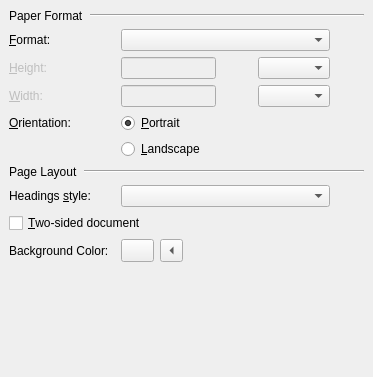
cburschka/lyx, file src/frontends/qt4/ui/PageLayoutUi.ui: the form before one commit.
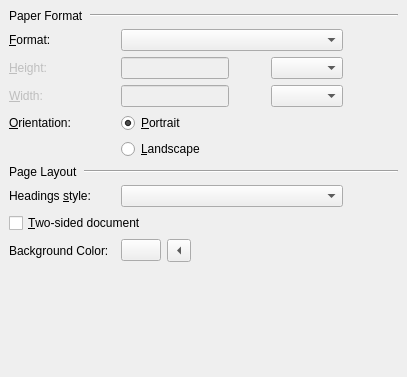
The form after the commit. Custom widgets are drawn as their Qt base class.

Commit message: Change button type for proper color in linux

Patch:
```diff
--- a/src/frontends/qt4/ui/PageLayoutUi.ui
+++ b/src/frontends/qt4/ui/PageLayoutUi.ui
@@ -1,12 +1,12 @@
 <?xml version="1.0" encoding="UTF-8"?>
 <ui version="4.0">
  <class>PageLayoutUi</class>
- <widget class="QWidget" name="PageLayoutUi">
-  <property name="geometry">
+ <widget class="QWidget" name="PageLayoutUi" >
+  <property name="geometry" >
    <rect>
     <x>0</x>
     <y>0</y>
-    <width>373</width>
+    <width>407</width>
     <height>377</height>
    </rect>
   </property>
@@ -282,20 +282,8 @@
    <item row="9" column="5" colspan="2">
     <layout class="QHBoxLayout" name="horizontalLayout_2">
      <item>
-      <widget class="QToolButton" name="backgroundTB">
-       <property name="sizePolicy">
-        <sizepolicy hsizetype="Fixed" vsizetype="Fixed">
-         <horstretch>0</horstretch>
-         <verstretch>0</verstretch>
-        </sizepolicy>
-       </property>
-       <property name="minimumSize">
-        <size>
-         <width>33</width>
-         <height>23</height>
-        </size>
-       </property>
-       <property name="text">
+      <widget class="QPushButton" name="backgroundTB" >
+       <property name="text" >
         <string/>
        </property>
       </widget>
```
Left out of the diff: 219 changed lines with no effect on the pictures.
